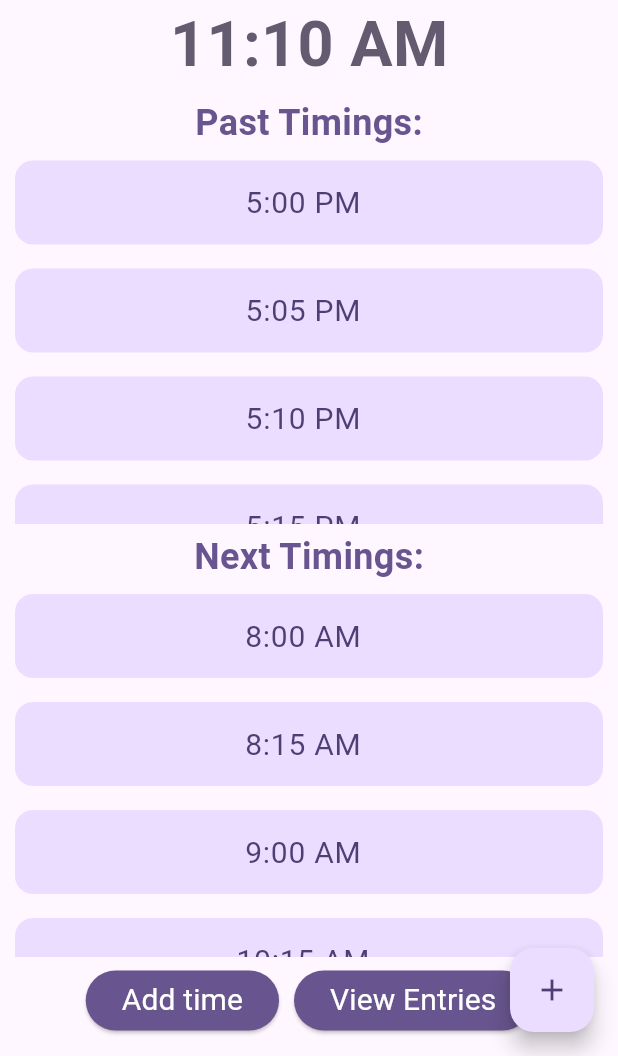
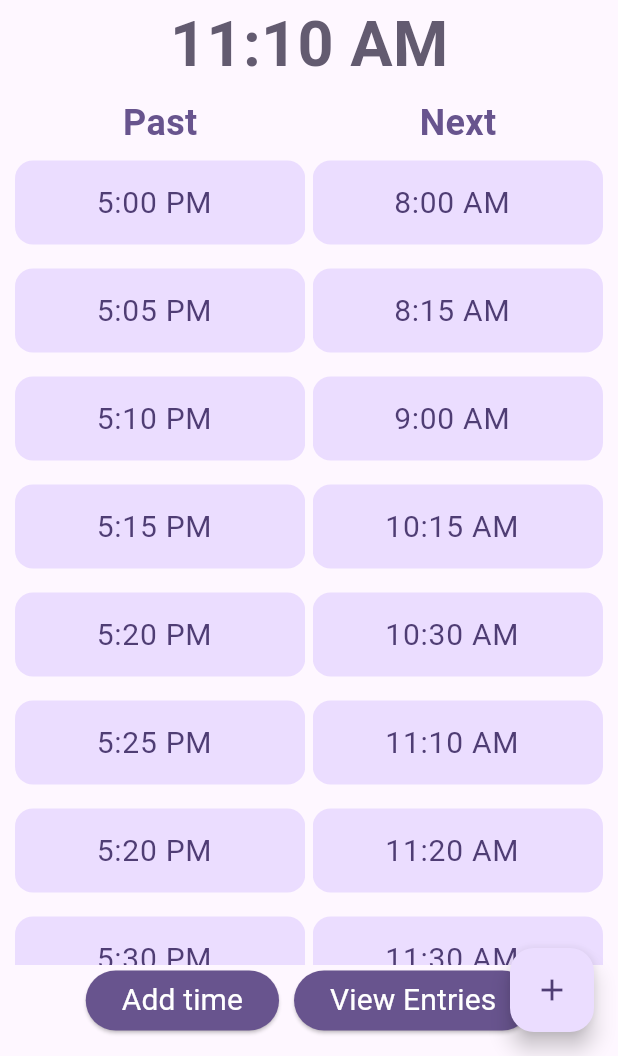
Before and after one commit to Sourish-Kanna/Next-Bus, a Flutter app: the screen it shows after launch, scrolled down 2880 dp, on a phone screen of 412 x 824 dp, the part 180-1236 px from its top. Run offline on Flutter 3.47's test engine with Material 3 defaults, Android fonts, the phone set to English and light mode, and no system bars; drawn by our look-alikes of dynamic_color; our stand-ins replace cloud_firestore, firebase_core, flutter_slidable; accounts and stored records are empty.

Commit message:
2 pane view of home page

```diff
--- a/lib/main.dart
+++ b/lib/main.dart
@@ -19,9 +19,13 @@ void main() async {
     DeviceOrientation.portraitUp,
     DeviceOrientation.portraitDown,
   ]);
+  try {
     await Firebase.initializeApp(
       options: DefaultFirebaseOptions.currentPlatform,
     );
+  } catch (e) {
+    debugPrint('Firebase initialization failed: $e');
+  }
   runApp(ChangeNotifierProvider(
     create: (context) => BusTimingList(),
     child: const BusTimingApp(),
@@ -82,8 +86,16 @@ class BusHomePage extends StatelessWidget {
             const NextTime(),
             const SizedBox(height: 5),
 
+
+
+            Expanded(
+              child: Row(
+                children: [
+                  Expanded(
+                    child: Column(
+                      children: [
                         Text(
-              "Past Timings:",
+                          "Past",
                           style: TextStyle(
                             fontSize: 24,
                             fontWeight: FontWeight.bold,
@@ -91,10 +103,14 @@ class BusHomePage extends StatelessWidget {
                           ),
                         ),
                         ListHomePast(),
-            const SizedBox(height: 5),
-
+                      ],
+                    ),),
+                  const SizedBox(width: 5),
+                  Expanded(
+                    child: Column(
+                      children: [
                         Text(
-              "Next Timings:",
+                          "Next",
                           style: TextStyle(
                             fontSize: 24,
                             fontWeight: FontWeight.bold,
@@ -102,7 +118,34 @@ class BusHomePage extends StatelessWidget {
                           ),
                         ),
                         ListHomeNext(),
-            const SizedBox(height: 5),
+                      ],
+                    ),),
+                ],
+              ),
+            ),
+
+
+            // Text(
+            //   "Past Timings:",
+            //   style: TextStyle(
+            //     fontSize: 24,
+            //     fontWeight: FontWeight.bold,
+            //     color: Theme.of(context).colorScheme.primary,
+            //   ),
+            // ),
+            // ListHomePast(),
+            //
+
+            // Text(
+            //   "Next Timings:",
+            //   style: TextStyle(
+            //     fontSize: 24,
+            //     fontWeight: FontWeight.bold,
+            //     color: Theme.of(context).colorScheme.primary,
+            //   ),
+            // ),
+            // ListHomeNext(),
+            // const SizedBox(height: 5),
 
             Row(
               children: [
```
Lines whose indentation alone changed are shown as unchanged.
